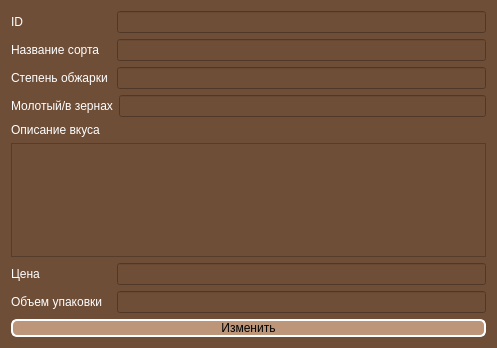
Qt form addEditCoffeeForm.ui (BrokenRake/CoffeeTable) before a commit.
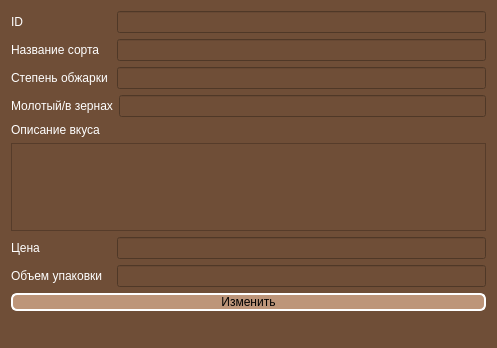
The same form after that commit.

```diff
--- a/addEditCoffeeForm.ui
+++ b/addEditCoffeeForm.ui
@@ -175,6 +175,50 @@
        </item>
       </layout>
      </item>
+     <item>
+      <layout class="QHBoxLayout" name="horizontalLayout_9">
+       <item>
+        <spacer name="horizontalSpacer">
+         <property name="orientation">
+          <enum>Qt::Horizontal</enum>
+         </property>
+         <property name="sizeHint" stdset="0">
+          <size>
+           <width>40</width>
+           <height>20</height>
+          </size>
+         </property>
+        </spacer>
+       </item>
+       <item>
+        <widget class="QLabel" name="msg">
+         <property name="font">
+          <font>
+           <pointsize>12</pointsize>
+           <weight>75</weight>
+           <bold>true</bold>
+          </font>
+         </property>
+         <property name="text">
+          <string/>
+         </property>
+        </widget>
+       </item>
+       <item>
+        <spacer name="horizontalSpacer_2">
+         <property name="orientation">
+          <enum>Qt::Horizontal</enum>
+         </property>
+         <property name="sizeHint" stdset="0">
+          <size>
+           <width>40</width>
+           <height>20</height>
+          </size>
+         </property>
+        </spacer>
+       </item>
+      </layout>
+     </item>
     </layout>
    </item>
   </layout>
```
Left out of the diff: 16 changed lines with no effect on the pictures.
